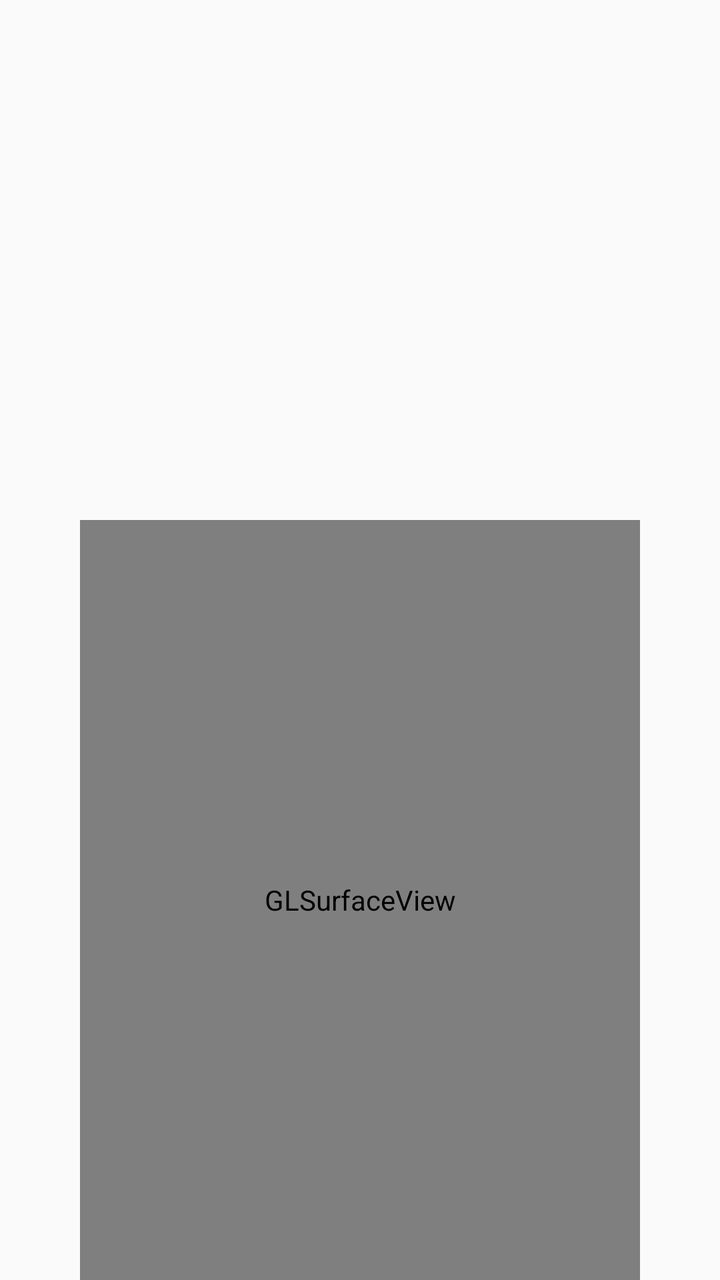
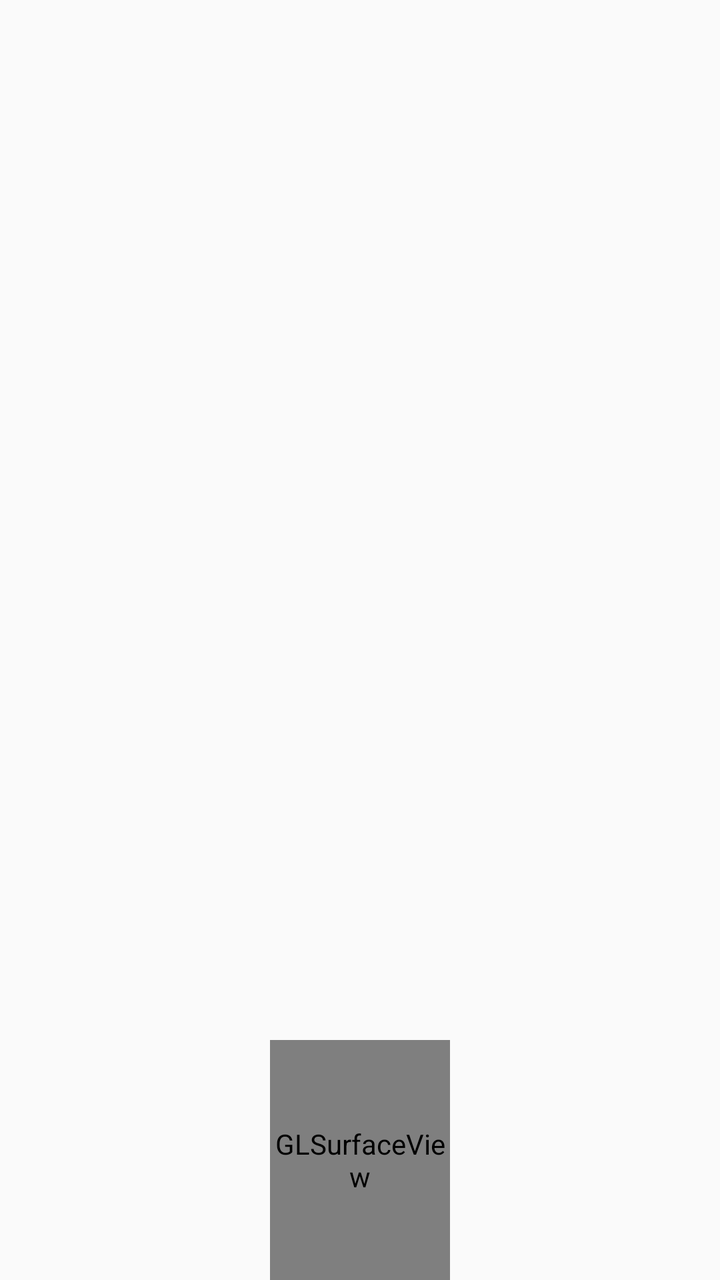

An Android layout rendered at two revisions. The XML below is the earlier revision; the diff shows what the commit changed to produce the second picture.
<!-- AndroidManifest.xml: application theme Theme.FamiChibi -->
<!-- res/layout/overlay_view.xml -->
<?xml version="1.0" encoding="utf-8"?>
<FrameLayout xmlns:android="http://schemas.android.com/apk/res/android"
    xmlns:tools="http://schemas.android.com/tools"
    android:layout_width="match_parent"
    android:layout_height="match_parent"
    android:background="@android:color/transparent"
    tools:parentTag="android.widget.FrameLayout">

    <android.opengl.GLSurfaceView
        android:id="@+id/surfaceView"
        android:layout_width="280dp"
        android:layout_height="380dp"
        android:layout_gravity="bottom|center_horizontal" />

    <FrameLayout
        android:id="@+id/decorationContainer"
        android:layout_width="280dp"
        android:layout_height="380dp"
        android:layout_gravity="bottom|center_horizontal"
        android:background="@android:color/transparent"
        android:clickable="false"
        android:focusable="false" />

    <TextView
        android:id="@+id/speechBubble"
        android:layout_width="wrap_content"
        android:layout_height="wrap_content"
        android:layout_gravity="top|center_horizontal"
        android:layout_marginTop="8dp"
        android:background="@drawable/speech_bubble_bg"
        android:elevation="8dp"
        android:gravity="center"
        android:maxWidth="240dp"
        android:minWidth="120dp"
        android:paddingHorizontal="16dp"
        android:paddingVertical="12dp"
        android:textColor="@android:color/black"
        android:textSize="14sp"
        android:visibility="gone" />

</FrameLayout>
<!-- resources referenced by this layout -->
<resources>
  <!-- drawable speech_bubble_bg (drawable) -->
  <?xml version="1.0" encoding="utf-8"?>
  <shape xmlns:android="http://schemas.android.com/apk/res/android"
      android:shape="rectangle">
      <solid android:color="#FFFFFF" />
      <corners android:radius="16dp" />
      <stroke android:width="2dp" android:color="#FF80AB" />
      <padding
          android:bottom="4dp"
          android:left="4dp"
          android:right="4dp"
          android:top="4dp" />
  </shape>
  <style name="Theme.FamiChibi" parent="android:Theme.Material.Light.NoActionBar" />
</resources>

<!-- the commit's change to res/layout/overlay_view.xml (unified diff, before → after) -->
@@ -8,14 +8,14 @@
 
     <android.opengl.GLSurfaceView
         android:id="@+id/surfaceView"
-        android:layout_width="280dp"
-        android:layout_height="380dp"
+        android:layout_width="90dp"
+        android:layout_height="120dp"
         android:layout_gravity="bottom|center_horizontal" />
 
     <FrameLayout
         android:id="@+id/decorationContainer"
-        android:layout_width="280dp"
-        android:layout_height="380dp"
+        android:layout_width="90dp"
+        android:layout_height="120dp"
         android:layout_gravity="bottom|center_horizontal"
         android:background="@android:color/transparent"
         android:clickable="false"
